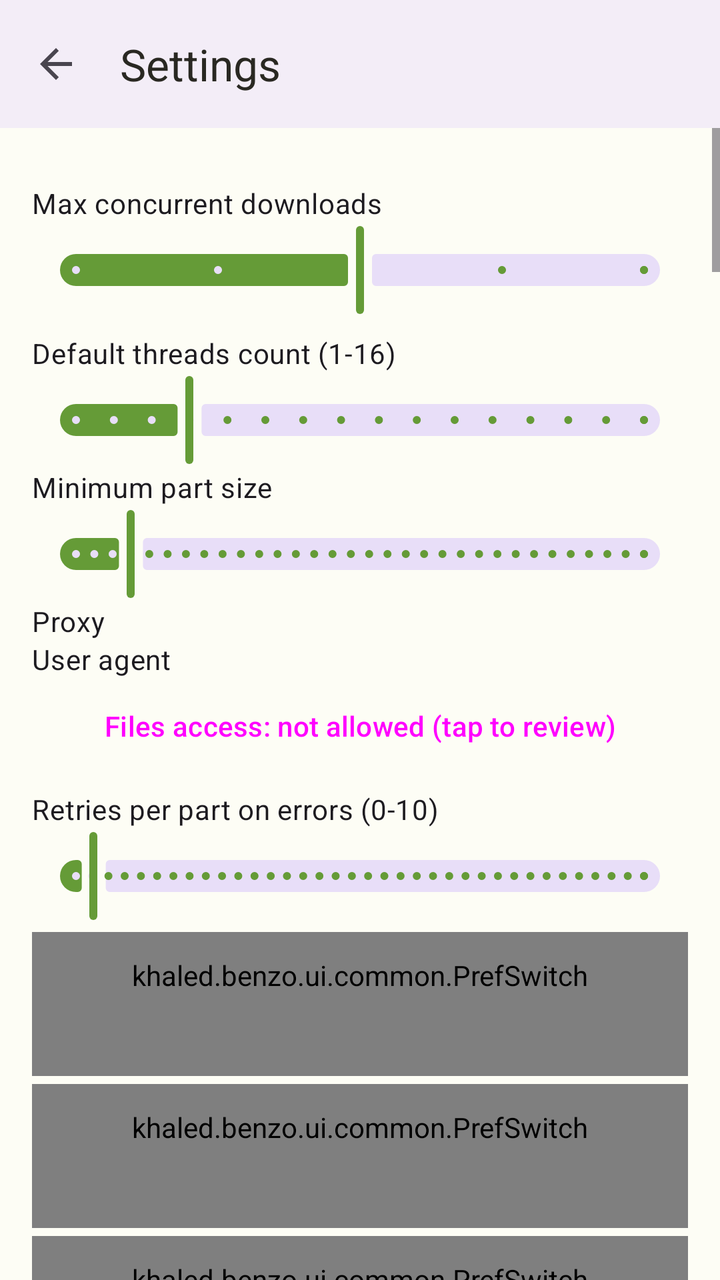
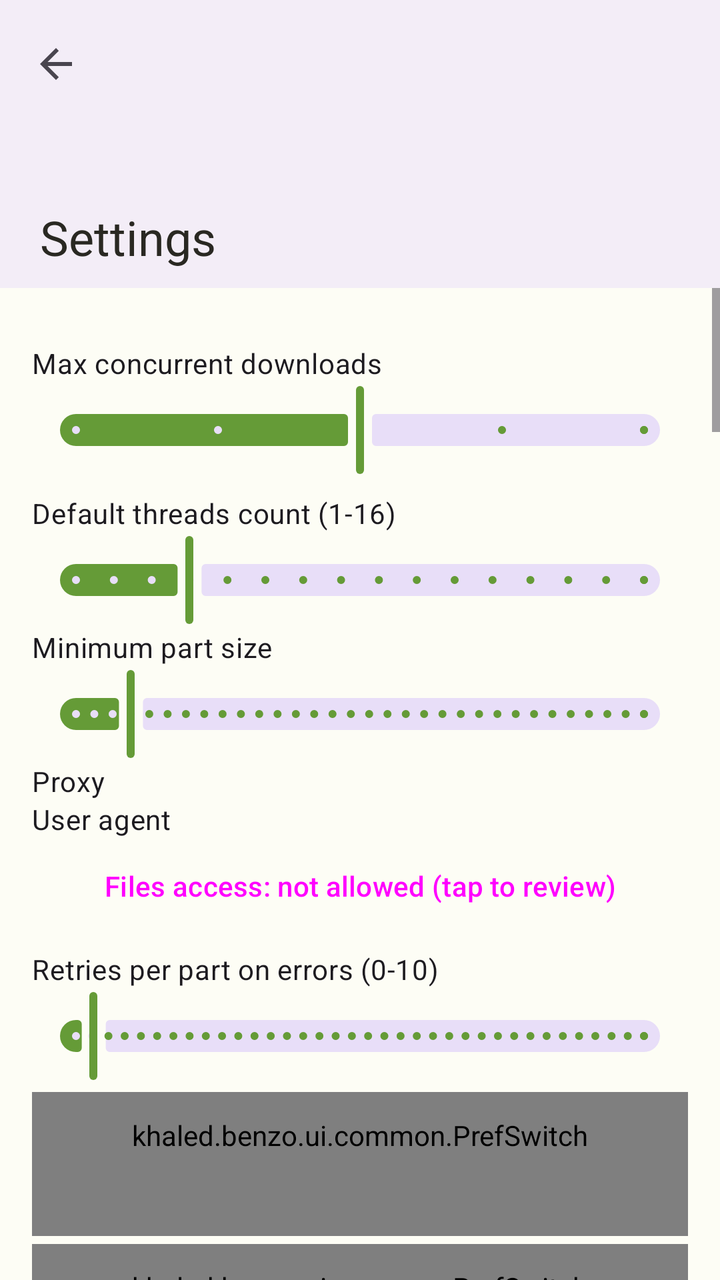

An Android layout rendered at two revisions. The XML below is the earlier revision; the diff shows what the commit changed to produce the second picture.
<!-- AndroidManifest.xml: application theme Theme.Benzo -->
<!-- res/layout/activity_settings.xml -->
<?xml version="1.0" encoding="utf-8"?>
<LinearLayout xmlns:android="http://schemas.android.com/apk/res/android" xmlns:app="http://schemas.android.com/apk/res-auto" android:layout_width="match_parent" android:layout_height="match_parent" android:orientation="vertical">
  <com.google.android.material.appbar.MaterialToolbar android:id="@+id/toolbarSettings" android:layout_width="match_parent" android:layout_height="?attr/actionBarSize" android:background="?attr/barBackground" app:navigationIcon="@drawable/abc_ic_ab_back_material" app:title="@string/action_settings" app:titleTextColor="?attr/onBar" />
  <ScrollView android:layout_width="match_parent" android:layout_height="0dp" android:layout_weight="1" android:fillViewport="true">
    <LinearLayout android:layout_width="match_parent" android:layout_height="wrap_content" android:orientation="vertical" android:padding="16dp">
      <LinearLayout android:id="@+id/section_downloading" android:layout_width="match_parent" android:layout_height="wrap_content" android:orientation="vertical">
        <TextView android:id="@+id/txtMaxDownloads" android:layout_width="match_parent" android:layout_height="wrap_content" android:layout_marginTop="12dp" android:text="@string/pref_max_downloads" android:textAppearance="?attr/textAppearanceBodyMedium" />
        <com.google.android.material.slider.Slider android:id="@+id/sliderMaxDownloads" android:layout_width="match_parent" android:layout_height="wrap_content" android:stepSize="1.0" android:value="3.0" android:valueFrom="1.0" android:valueTo="5.0" />
        <TextView android:id="@+id/txtDefaultThreads" android:layout_width="match_parent" android:layout_height="wrap_content" android:layout_marginTop="8dp" android:text="@string/pref_default_threads" android:textAppearance="?attr/textAppearanceBodyMedium" />
        <com.google.android.material.slider.Slider android:id="@+id/sliderDefaultThreads" android:layout_width="match_parent" android:layout_height="wrap_content" android:stepSize="1.0" android:value="4.0" android:valueFrom="1.0" android:valueTo="16.0" />
        <TextView android:id="@+id/txtMinThread" android:layout_width="match_parent" android:layout_height="wrap_content" android:text="@string/row_min_thread" android:textAppearance="?attr/textAppearanceBodyMedium" />
        <com.google.android.material.slider.Slider android:id="@+id/sliderMinThread" android:layout_width="match_parent" android:layout_height="wrap_content" android:stepSize="128.0" android:value="512.0" android:valueFrom="128.0" android:valueTo="4096.0" />
        <TextView android:id="@+id/txtProxy" android:layout_width="match_parent" android:layout_height="wrap_content" android:text="@string/row_proxy" android:textAppearance="?attr/textAppearanceBodyMedium" />
        <TextView android:id="@+id/txtUserAgent" android:layout_width="match_parent" android:layout_height="wrap_content" android:text="@string/row_user_agent" android:textAppearance="?attr/textAppearanceBodyMedium" />
        <Button android:id="@+id/btnAllFilesAccess" style="?attr/materialButtonOutlinedStyle" android:layout_width="match_parent" android:layout_height="wrap_content" android:text="@string/allfiles_settings_button" />
        <TextView android:id="@+id/txtErrorRetries" android:layout_width="match_parent" android:layout_height="wrap_content" android:layout_marginTop="8dp" android:text="@string/pref_error_retries" android:textAppearance="?attr/textAppearanceBodyMedium" />
        <com.google.android.material.slider.Slider android:id="@+id/sliderErrorRetries" android:layout_width="match_parent" android:layout_height="wrap_content" android:stepSize="1.0" android:value="4.0" android:valueFrom="0.0" android:valueTo="128.0" />
        <khaled.benzo.ui.common.PrefSwitch style="@style/Widget.Benzo.PrefSwitch" android:id="@+id/switchCreateEmptyFile" android:layout_width="match_parent" android:layout_height="wrap_content" android:layout_marginTop="4dp" android:text="@string/pref_create_empty_file" />
        <khaled.benzo.ui.common.PrefSwitch style="@style/Widget.Benzo.PrefSwitch" android:id="@+id/switchAutoResume" android:layout_width="match_parent" android:layout_height="wrap_content" android:layout_marginTop="4dp" android:text="@string/pref_auto_resume" />
        <khaled.benzo.ui.common.PrefSwitch style="@style/Widget.Benzo.PrefSwitch" android:id="@+id/switchPauseAfterError" android:layout_width="match_parent" android:layout_height="wrap_content" android:layout_marginTop="4dp" android:text="@string/pref_pause_after_error" />
        <View android:layout_width="match_parent" android:layout_height="1dp" android:layout_marginVertical="16dp" android:background="@color/divider" />
        <TextView android:id="@+id/txtSpeedLimit" android:layout_width="match_parent" android:layout_height="wrap_content" android:layout_marginTop="12dp" android:text="@string/pref_speed_limit" android:textAppearance="?attr/textAppearanceBodyMedium" />
        <com.google.android.material.slider.Slider android:id="@+id/sliderSpeedLimit" android:layout_width="match_parent" android:layout_height="wrap_content" android:stepSize="64.0" android:value="0.0" android:valueFrom="0.0" android:valueTo="10240.0" />
        <View android:layout_width="match_parent" android:layout_height="1dp" android:layout_marginVertical="16dp" android:background="@color/divider" />
      </LinearLayout>
      <LinearLayout android:id="@+id/section_torrent" android:layout_width="match_parent" android:layout_height="wrap_content" android:orientation="vertical">
        <khaled.benzo.ui.common.PrefSwitch style="@style/Widget.Benzo.PrefSwitch" android:id="@+id/switchTorrentSequential" android:layout_width="match_parent" android:layout_height="wrap_content" android:layout_marginTop="4dp" android:text="@string/pref_torrent_sequential" />
        <khaled.benzo.ui.common.PrefSwitch style="@style/Widget.Benzo.PrefSwitch" android:id="@+id/switchTorrentSeed" android:layout_width="match_parent" android:layout_height="wrap_content" android:layout_marginTop="4dp" android:text="@string/pref_torrent_seed" />
        <TextView android:id="@+id/txtSeedRatio" android:layout_width="match_parent" android:layout_height="wrap_content" android:layout_marginTop="8dp" android:text="@string/pref_seed_ratio" android:textAppearance="?attr/textAppearanceBodyMedium" />
        <com.google.android.material.slider.Slider android:id="@+id/sliderSeedRatio" android:layout_width="match_parent" android:layout_height="wrap_content" android:stepSize="5.0" android:value="0.0" android:valueFrom="0.0" android:valueTo="100.0" />
        <TextView android:id="@+id/txtSeedMinutes" android:layout_width="match_parent" android:layout_height="wrap_content" android:text="@string/pref_seed_minutes" android:textAppearance="?attr/textAppearanceBodyMedium" />
        <com.google.android.material.slider.Slider android:id="@+id/sliderSeedMinutes" android:layout_width="match_parent" android:layout_height="wrap_content" android:stepSize="30.0" android:value="0.0" android:valueFrom="0.0" android:valueTo="4320.0" />
        <khaled.benzo.ui.common.PrefSwitch style="@style/Widget.Benzo.PrefSwitch" android:id="@+id/switchTorrentDht" android:layout_width="match_parent" android:layout_height="wrap_content" android:text="@string/pref_torrent_dht" />
        <TextView android:id="@+id/txtTorrentConnections" android:layout_width="match_parent" android:layout_height="wrap_content" android:text="@string/pref_torrent_connections" android:textAppearance="?attr/textAppearanceBodyMedium" />
        <com.google.android.material.slider.Slider android:id="@+id/sliderTorrentConnections" android:layout_width="match_parent" android:layout_height="wrap_content" android:stepSize="50.0" android:value="0.0" android:valueFrom="0.0" android:valueTo="1000.0" />
        <TextView android:id="@+id/txtTorrentPerConn" android:layout_width="match_parent" android:layout_height="wrap_content" android:text="@string/row_per_torrent" android:textAppearance="?attr/textAppearanceBodyMedium" />
        <com.google.android.material.slider.Slider android:id="@+id/sliderTorrentPerConn" android:layout_width="match_parent" android:layout_height="wrap_content" android:stepSize="10.0" android:value="0.0" android:valueFrom="0.0" android:valueTo="500.0" />
        <TextView android:id="@+id/txtTorrentSlots" android:layout_width="match_parent" android:layout_height="wrap_content" android:text="@string/row_upload_slots" android:textAppearance="?attr/textAppearanceBodyMedium" />
        <com.google.android.material.slider.Slider android:id="@+id/sliderTorrentSlots" android:layout_width="match_parent" android:layout_height="wrap_content" android:stepSize="1.0" android:value="0.0" android:valueFrom="0.0" android:valueTo="20.0" />
        <khaled.benzo.ui.common.PrefSwitch style="@style/Widget.Benzo.PrefSwitch" android:id="@+id/switchTorrentFixedPort" android:layout_width="match_parent" android:layout_height="wrap_content" android:text="@string/pref_torrent_fixed_port" app:prefSummary="@string/sum_torrent_fixed_port" />
        <com.google.android.material.textfield.TextInputLayout android:layout_width="match_parent" android:layout_height="wrap_content" android:layout_marginHorizontal="20dp" android:hint="@string/pref_torrent_port">
          <com.google.android.material.textfield.TextInputEditText android:id="@+id/editTorrentPort" android:layout_width="match_parent" android:layout_height="wrap_content" android:inputType="number" android:maxLength="5" />
        </com.google.android.material.textfield.TextInputLayout>
        <TextView android:id="@+id/txtTorrentEncryption" android:layout_width="match_parent" android:layout_height="wrap_content" android:minHeight="56dp" android:gravity="center_vertical" android:paddingHorizontal="20dp" android:background="?attr/selectableItemBackground" android:clickable="true" android:focusable="true" android:textAppearance="?attr/textAppearanceBodyMedium" />
        <khaled.benzo.ui.common.PrefSwitch style="@style/Widget.Benzo.PrefSwitch" android:id="@+id/switchTorrentLsd" android:layout_width="match_parent" android:layout_height="wrap_content" android:text="@string/pref_torrent_lsd" />
        <khaled.benzo.ui.common.PrefSwitch style="@style/Widget.Benzo.PrefSwitch" android:id="@+id/switchTorrentUtp" android:layout_width="match_parent" android:layout_height="wrap_content" android:text="@string/pref_torrent_utp" />
        <khaled.benzo.ui.common.PrefSwitch style="@style/Widget.Benzo.PrefSwitch" android:id="@+id/switchTorrentUpnp" android:layout_width="match_parent" android:layout_height="wrap_content" android:text="@string/pref_torrent_upnp" />
        <khaled.benzo.ui.common.PrefSwitch style="@style/Widget.Benzo.PrefSwitch" android:id="@+id/switchTorrentNatpmp" android:layout_width="match_parent" android:layout_height="wrap_content" android:text="@string/pref_torrent_natpmp" />
        <khaled.benzo.ui.common.PrefSwitch style="@style/Widget.Benzo.PrefSwitch" android:id="@+id/switchTorrentAnonymous" android:layout_width="match_parent" android:layout_height="wrap_content" android:text="@string/pref_torrent_anonymous" app:prefSummary="@string/sum_torrent_anonymous" />
      </LinearLayout>
      <LinearLayout android:id="@+id/section_notifications" android:layout_width="match_parent" android:layout_height="wrap_content" android:orientation="vertical">
        <khaled.benzo.ui.common.PrefSwitch style="@style/Widget.Benzo.PrefSwitch" android:id="@+id/switchSoundComplete" android:layout_width="match_parent" android:layout_height="wrap_content" android:layout_marginTop="8dp" android:checked="true" android:text="@string/pref_sound_on_complete" />
        <khaled.benzo.ui.common.PrefSwitch style="@style/Widget.Benzo.PrefSwitch" android:id="@+id/switchVibrateComplete" android:layout_width="match_parent" android:layout_height="wrap_content" android:layout_marginTop="4dp" android:checked="true" android:text="@string/pref_vibrate_on_complete" />
        <TextView android:id="@+id/txtVibSuccess" android:layout_width="match_parent" android:layout_height="wrap_content" android:text="@string/row_vib_success" android:textAppearance="?attr/textAppearanceBodyMedium" />
        <com.google.android.material.slider.Slider android:id="@+id/sliderVibSuccess" android:layout_width="match_parent" android:layout_height="wrap_content" android:stepSize="50.0" android:value="150.0" android:valueFrom="50.0" android:valueTo="1000.0" />
        <khaled.benzo.ui.common.PrefSwitch style="@style/Widget.Benzo.PrefSwitch" android:id="@+id/switchVibrateError" android:layout_width="match_parent" android:layout_height="wrap_content" android:checked="false" android:text="@string/pref_vibrate_on_error" />
        <TextView android:id="@+id/txtVibTotal" android:layout_width="match_parent" android:layout_height="wrap_content" android:text="@string/row_vib_total" android:textAppearance="?attr/textAppearanceBodyMedium" />
        <com.google.android.material.slider.Slider android:id="@+id/sliderVibTotal" android:layout_width="match_parent" android:layout_height="wrap_content" android:stepSize="50.0" android:value="500.0" android:valueFrom="50.0" android:valueTo="1000.0" />
        <TextView android:id="@+id/txtVibError" android:layout_width="match_parent" android:layout_height="wrap_content" android:text="@string/row_vib_error" android:textAppearance="?attr/textAppearanceBodyMedium" />
        <com.google.android.material.slider.Slider android:id="@+id/sliderVibError" android:layout_width="match_parent" android:layout_height="wrap_content" android:stepSize="50.0" android:value="300.0" android:valueFrom="50.0" android:valueTo="1000.0" />
        <khaled.benzo.ui.common.PrefSwitch style="@style/Widget.Benzo.PrefSwitch" android:id="@+id/switchNotifLockScreen" android:layout_width="match_parent" android:layout_height="wrap_content" android:layout_marginTop="4dp" android:text="@string/pref_notif_lock_screen" />
        <khaled.benzo.ui.common.PrefSwitch style="@style/Widget.Benzo.PrefSwitch" android:id="@+id/switchNotifPauseAll" android:layout_width="match_parent" android:layout_height="wrap_content" android:layout_marginTop="4dp" android:visibility="gone" android:text="@string/pref_notif_pause_all" />
        <TextView android:id="@+id/txtCommandButtons" android:layout_width="match_parent" android:layout_height="wrap_content" android:text="@string/row_command_buttons" android:textAppearance="?attr/textAppearanceBodyMedium" android:padding="12dp" android:background="?attr/selectableItemBackground" />
        <khaled.benzo.ui.common.PrefSwitch style="@style/Widget.Benzo.PrefSwitch" android:id="@+id/switchClearNotifsOnExit" android:layout_width="match_parent" android:layout_height="wrap_content" android:layout_marginTop="4dp" android:checked="false" android:text="@string/pref_clear_notifs_exit" />
      </LinearLayout>
      <LinearLayout android:id="@+id/section_automation" android:layout_width="match_parent" android:layout_height="wrap_content" android:orientation="vertical">
        <khaled.benzo.ui.common.PrefSwitch style="@style/Widget.Benzo.PrefSwitch" android:id="@+id/switchNewestFirst" android:layout_width="match_parent" android:layout_height="wrap_content" android:text="@string/pref_newest_first" app:prefSummary="@string/sum_newest_first" />
        <khaled.benzo.ui.common.PrefSwitch style="@style/Widget.Benzo.PrefSwitch" android:id="@+id/switchListBottom" android:layout_width="match_parent" android:layout_height="wrap_content" android:text="@string/pref_list_bottom" app:prefSummary="@string/sum_list_bottom" />
        <TextView android:id="@+id/txtAfterFinish" android:layout_width="match_parent" android:layout_height="wrap_content" android:textAppearance="?attr/textAppearanceBodyMedium" />
        <khaled.benzo.ui.common.PrefSwitch style="@style/Widget.Benzo.PrefSwitch" android:id="@+id/switchQuickAdd" android:layout_width="match_parent" android:layout_height="wrap_content" android:text="@string/pref_quick_add" app:prefSummary="@string/sum_quick_add" />
        <khaled.benzo.ui.common.PrefSwitch style="@style/Widget.Benzo.PrefSwitch" android:id="@+id/switchQuickAddStart" android:layout_width="match_parent" android:layout_height="wrap_content" android:text="@string/pref_quick_add_start" app:prefSummary="@string/sum_quick_add_start" />
        <View android:layout_width="match_parent" android:layout_height="1dp" android:layout_marginVertical="8dp" android:background="@color/divider" />
        <khaled.benzo.ui.common.PrefSwitch style="@style/Widget.Benzo.PrefSwitch" android:id="@+id/switchWifiOnly" app:prefSummary="@string/sum_wifi_only" android:layout_width="match_parent" android:layout_height="wrap_content" android:layout_marginTop="8dp" android:text="@string/pref_wifi_only" />
        <View android:layout_width="match_parent" android:layout_height="1dp" android:layout_marginVertical="16dp" android:background="@color/divider" />
        <TextView android:id="@+id/txtBatteryThreshold" android:layout_width="match_parent" android:layout_height="wrap_content" android:layout_marginTop="8dp" android:text="@string/pref_battery_threshold" android:textAppearance="?attr/textAppearanceBodyMedium" />
        <com.google.android.material.slider.Slider android:id="@+id/sliderBattery" android:layout_width="match_parent" android:layout_height="wrap_content" android:stepSize="5.0" android:value="15.0" android:valueFrom="5.0" android:valueTo="50.0" />
        <khaled.benzo.ui.common.PrefSwitch style="@style/Widget.Benzo.PrefSwitch" android:id="@+id/switchStopOnUnplug" app:prefSummary="@string/sum_stop_on_unplug" android:layout_width="match_parent" android:layout_height="wrap_content" android:layout_marginTop="4dp" android:text="@string/pref_stop_on_unplug" />
        <khaled.benzo.ui.common.PrefSwitch style="@style/Widget.Benzo.PrefSwitch" android:id="@+id/switchKeepScreenOn" app:prefSummary="@string/sum_keep_screen" android:layout_width="match_parent" android:layout_height="wrap_content" android:layout_marginTop="4dp" android:text="@string/pref_keep_screen_on" />
        <khaled.benzo.ui.common.PrefSwitch style="@style/Widget.Benzo.PrefSwitch" android:id="@+id/switchClearFinished" android:layout_width="match_parent" android:layout_height="wrap_content" android:layout_marginTop="4dp" android:text="@string/pref_clear_finished" />
      </LinearLayout>
      <LinearLayout android:id="@+id/section_cataloging" android:layout_width="match_parent" android:layout_height="wrap_content" android:orientation="vertical">
        <khaled.benzo.ui.common.PrefSwitch style="@style/Widget.Benzo.PrefSwitch" android:id="@+id/switchCatalog" android:layout_width="match_parent" android:layout_height="wrap_content" android:layout_marginTop="8dp" android:text="@string/pref_catalog" />
        <LinearLayout android:id="@+id/catalogCategoryList" android:layout_width="match_parent" android:layout_height="wrap_content" android:orientation="vertical" />
      </LinearLayout>
      <LinearLayout android:id="@+id/section_scheduler" android:layout_width="match_parent" android:layout_height="wrap_content" android:orientation="vertical">
        <khaled.benzo.ui.common.PrefSwitch style="@style/Widget.Benzo.PrefSwitch" android:id="@+id/switchSchedule" android:layout_width="match_parent" android:layout_height="wrap_content" android:layout_marginTop="8dp" android:text="@string/pref_schedule_enable" />
        <Button android:id="@+id/btnScheduleStart" style="?android:attr/buttonBarButtonStyle" android:layout_width="match_parent" android:layout_height="wrap_content" android:text="@string/pref_schedule_start" />
        <Button android:id="@+id/btnScheduleStop" style="?android:attr/buttonBarButtonStyle" android:layout_width="match_parent" android:layout_height="wrap_content" android:text="@string/pref_schedule_stop" />
        <View android:layout_width="match_parent" android:layout_height="1dp" android:layout_marginVertical="16dp" android:background="@color/divider" />
      </LinearLayout>
      <LinearLayout android:id="@+id/section_browser" android:layout_width="match_parent" android:layout_height="wrap_content" android:orientation="vertical">
        <khaled.benzo.ui.common.PrefSwitch style="@style/Widget.Benzo.PrefSwitch" android:id="@+id/switchBrowserHistory" android:layout_width="match_parent" android:layout_height="wrap_content" android:layout_marginTop="4dp" android:text="@string/pref_browser_history" />
        <khaled.benzo.ui.common.PrefSwitch style="@style/Widget.Benzo.PrefSwitch" android:id="@+id/switchBrowserSaveTabs" android:layout_width="match_parent" android:layout_height="wrap_content" android:layout_marginTop="4dp" android:text="@string/pref_browser_save_tabs" />
      </LinearLayout>
      <LinearLayout android:id="@+id/section_interface" android:layout_width="match_parent" android:layout_height="wrap_content" android:orientation="vertical">
        <Button android:id="@+id/btnAdditionalStats" style="?attr/materialButtonOutlinedStyle" android:layout_width="match_parent" android:layout_height="wrap_content" android:text="@string/stats_title" />
        <Button android:id="@+id/btnSizeUnits" style="?attr/materialButtonOutlinedStyle" android:layout_width="match_parent" android:layout_height="wrap_content" android:text="@string/size_units_title" />
        <Button android:id="@+id/btnSpeedShow" style="?attr/materialButtonOutlinedStyle" android:layout_width="match_parent" android:layout_height="wrap_content" android:text="@string/speed_show_title" />
        <Button android:id="@+id/btnInterfaceColors" style="?attr/materialButtonOutlinedStyle" android:layout_width="match_parent" android:layout_height="wrap_content" android:text="@string/colors_title" />
        <khaled.benzo.ui.common.PrefSwitch style="@style/Widget.Benzo.PrefSwitch" android:id="@+id/switchTopBarBottom" android:layout_width="match_parent" android:layout_height="wrap_content" android:text="@string/pref_top_bar_bottom" />
        <khaled.benzo.ui.common.PrefSwitch style="@style/Widget.Benzo.PrefSwitch" android:id="@+id/switchBottomBar" android:layout_width="match_parent" android:layout_height="wrap_content" android:text="@string/pref_bottom_bar" />
        <khaled.benzo.ui.common.PrefSwitch style="@style/Widget.Benzo.PrefSwitch" android:id="@+id/switchSwapMenus" android:layout_width="match_parent" android:layout_height="wrap_content" android:text="@string/pref_swap_menus" app:prefSummary="@string/sum_swap_menus" />
        <TextView android:layout_width="match_parent" android:layout_height="wrap_content" android:layout_marginTop="16dp" android:text="@string/pref_theme_mode" android:textAppearance="?attr/textAppearanceBodyLarge" />
        <RadioGroup android:id="@+id/radioThemeMode" android:layout_width="match_parent" android:layout_height="wrap_content">
          <RadioButton android:id="@+id/modeSystem" android:layout_width="match_parent" android:layout_height="wrap_content" android:text="@string/mode_system" />
          <RadioButton android:id="@+id/modeLight" android:layout_width="match_parent" android:layout_height="wrap_content" android:text="@string/mode_light" />
          <RadioButton android:id="@+id/modeDark" android:layout_width="match_parent" android:layout_height="wrap_content" android:text="@string/mode_dark" />
        </RadioGroup>
        <TextView android:layout_width="match_parent" android:layout_height="wrap_content" android:layout_marginTop="16dp" android:text="@string/pref_theme_color" android:textAppearance="?attr/textAppearanceBodyLarge" />
        <TextView android:id="@+id/textThemeColorNote" android:layout_width="match_parent" android:layout_height="wrap_content" android:text="@string/pref_theme_color_note" android:textAppearance="?attr/textAppearanceBodySmall" android:textColor="?attr/hintGreen" />
        <RadioGroup android:id="@+id/radioThemeColor" android:layout_width="match_parent" android:layout_height="wrap_content">
          <RadioButton android:id="@+id/themeDevice" android:layout_width="match_parent" android:layout_height="wrap_content" android:text="@string/theme_device" />
          <RadioButton android:id="@+id/themeGreen" android:layout_width="match_parent" android:layout_height="wrap_content" android:text="@string/theme_green" />
          <RadioButton android:id="@+id/themeBlue" android:layout_width="match_parent" android:layout_height="wrap_content" android:text="@string/theme_blue" />
          <RadioButton android:id="@+id/themePurple" android:layout_width="match_parent" android:layout_height="wrap_content" android:text="@string/theme_purple" />
          <RadioButton android:id="@+id/themeOrange" android:layout_width="match_parent" android:layout_height="wrap_content" android:text="@string/theme_orange" />
        </RadioGroup>
      </LinearLayout>
    </LinearLayout>
  </ScrollView>
</LinearLayout>
<!-- resources referenced by this layout -->
<resources>
  <color name="divider">#1F000000</color>
  <string name="action_settings">Settings</string>
  <string name="colors_title">Interface colours</string>
  <string name="mode_dark">Dark</string>
  <string name="mode_light">Light</string>
  <string name="mode_system">Follow the system</string>
  <string name="pref_battery_threshold">Stop at or below battery level (%)</string>
  <string name="pref_bottom_bar">Bottom navigation bar</string>
  <string name="pref_catalog">Sort downloads into folders by type</string>
  <string name="pref_default_threads">Default threads count (1-16)</string>
  <string name="pref_error_retries">Retries per part on errors (0-10)</string>
  <string name="pref_max_downloads">Max concurrent downloads</string>
  <string name="pref_newest_first">Newest downloads start first</string>
  <string name="pref_quick_add_start">Start them after adding</string>
  <string name="pref_schedule_enable">Download only during a time window</string>
  <string name="pref_schedule_start">Start time: %1$s</string>
  <string name="pref_schedule_stop">Stop time: %1$s</string>
  <string name="pref_seed_ratio">Torrents: stop seeding at share ratio</string>
  <string name="pref_sound_on_complete">Sound on completion</string>
  <string name="pref_speed_limit">Speed Limit</string>
  <string name="pref_stop_on_unplug">Stop when charger disconnected</string>
  <string name="pref_swap_menus">Swap side menus</string>
  <string name="pref_theme_color">Theme colour</string>
  <string name="pref_theme_mode">Light or dark</string>
  <string name="pref_top_bar_bottom">Top bar at bottom</string>
  <string name="pref_torrent_anonymous">Anonymous mode</string>
  <string name="pref_torrent_connections">Torrent connection limit</string>
  <string name="pref_torrent_fixed_port">Use a fixed port</string>
  <string name="pref_torrent_lsd">Find peers on the local network</string>
  <string name="pref_torrent_natpmp">Open the router port with NAT-PMP</string>
  <string name="pref_torrent_port">Port (1024 to 65535)</string>
  <string name="pref_torrent_upnp">Open the router port with UPnP</string>
  <string name="pref_torrent_utp">Use the uTP transport</string>
  <string name="pref_vibrate_on_complete">Vibrate on completion</string>
  <string name="pref_vibrate_on_error">Vibrate when a download fails</string>
  <string name="pref_wifi_only">Download on Wi-Fi only</string>
  <string name="row_command_buttons">Buttons in the notification</string>
  <string name="row_min_thread">Minimum part size</string>
  <string name="row_per_torrent">Connections per torrent</string>
  <string name="row_proxy">Proxy</string>
  <string name="row_upload_slots">Upload slots per torrent</string>
  <string name="row_user_agent">User agent</string>
  <string name="row_vib_error">Vibration on error</string>
  <string name="row_vib_success">Vibration on success</string>
  <string name="row_vib_total">Vibration when everything is finished</string>
  <string name="size_units_title">Size units</string>
  <string name="speed_show_title">Speed shown</string>
  <string name="stats_title">Additional statistics</string>
  <string name="sum_keep_screen">Only while this app is in front</string>
  <string name="sum_stop_on_unplug">Running downloads go back to the queue</string>
  <string name="sum_wifi_only">Mobile data is not used for downloads</string>
  <string name="theme_blue">Blue</string>
  <string name="theme_device">Device colours (Material You)</string>
  <string name="theme_green">Green</string>
  <string name="theme_orange">Orange</string>
  <string name="theme_purple">Purple</string>
  <color name="primary">#659B37</color>
  <color name="surface_light">#FDFDF5</color>
  <color name="on_surface_light">#292822</color>
  <color name="on_surface_variant_light">#7D7C77</color>
  <color name="primary_container">#C1D6AB</color>
  <color name="on_primary_container">#1C3A06</color>
  <color name="background_light">#FDFDF5</color>
  <!-- unchanged entries left out for length: 27 -->
</resources>

<!-- the commit's change to res/layout/activity_settings.xml (unified diff, before → after) -->
@@ -1,7 +1,34 @@
 <?xml version="1.0" encoding="utf-8"?>
-<LinearLayout xmlns:android="http://schemas.android.com/apk/res/android" xmlns:app="http://schemas.android.com/apk/res-auto" android:layout_width="match_parent" android:layout_height="match_parent" android:orientation="vertical">
-  <com.google.android.material.appbar.MaterialToolbar android:id="@+id/toolbarSettings" android:layout_width="match_parent" android:layout_height="?attr/actionBarSize" android:background="?attr/barBackground" app:navigationIcon="@drawable/abc_ic_ab_back_material" app:title="@string/action_settings" app:titleTextColor="?attr/onBar" />
-  <ScrollView android:layout_width="match_parent" android:layout_height="0dp" android:layout_weight="1" android:fillViewport="true">
+<androidx.coordinatorlayout.widget.CoordinatorLayout xmlns:android="http://schemas.android.com/apk/res/android" xmlns:app="http://schemas.android.com/apk/res-auto" android:layout_width="match_parent" android:layout_height="match_parent">
+    <com.google.android.material.appbar.AppBarLayout
+        android:layout_width="match_parent"
+        android:layout_height="wrap_content"
+        android:background="?attr/barBackground"
+        app:liftOnScroll="false">
+
+        <com.google.android.material.appbar.CollapsingToolbarLayout
+            android:id="@+id/collapsingBar"
+            android:layout_width="match_parent"
+            android:layout_height="144dp"
+            app:contentScrim="?attr/barBackground"
+            app:collapsedTitleTextColor="?attr/onBar"
+            app:expandedTitleTextColor="?attr/onBar"
+            app:expandedTitleMarginStart="20dp"
+            app:expandedTitleMarginBottom="16dp"
+            app:layout_scrollFlags="scroll|exitUntilCollapsed|snap"
+            app:title="@string/action_settings"
+            app:titleCollapseMode="scale"
+            app:toolbarId="@+id/toolbarSettings">
+
+            <com.google.android.material.appbar.MaterialToolbar
+                android:id="@+id/toolbarSettings"
+                android:layout_width="match_parent"
+                android:layout_height="?attr/actionBarSize"
+                app:layout_collapseMode="pin"
+                app:navigationIcon="@drawable/abc_ic_ab_back_material" />
+        </com.google.android.material.appbar.CollapsingToolbarLayout>
+    </com.google.android.material.appbar.AppBarLayout>
+  <ScrollView android:layout_width="match_parent" android:layout_height="match_parent" app:layout_behavior="@string/appbar_scrolling_view_behavior" android:fillViewport="true">
     <LinearLayout android:layout_width="match_parent" android:layout_height="wrap_content" android:orientation="vertical" android:padding="16dp">
       <LinearLayout android:id="@+id/section_downloading" android:layout_width="match_parent" android:layout_height="wrap_content" android:orientation="vertical">
         <TextView android:id="@+id/txtMaxDownloads" android:layout_width="match_parent" android:layout_height="wrap_content" android:layout_marginTop="12dp" android:text="@string/pref_max_downloads" android:textAppearance="?attr/textAppearanceBodyMedium" />
@@ -118,4 +145,4 @@
       </LinearLayout>
     </LinearLayout>
   </ScrollView>
-</LinearLayout>
+</androidx.coordinatorlayout.widget.CoordinatorLayout>
